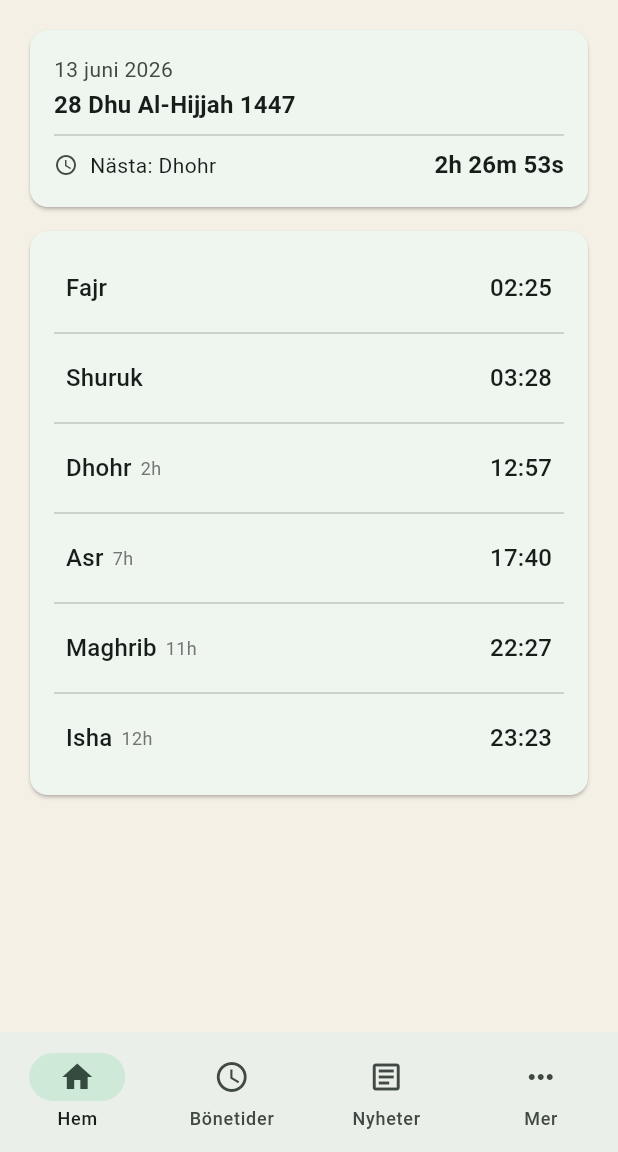
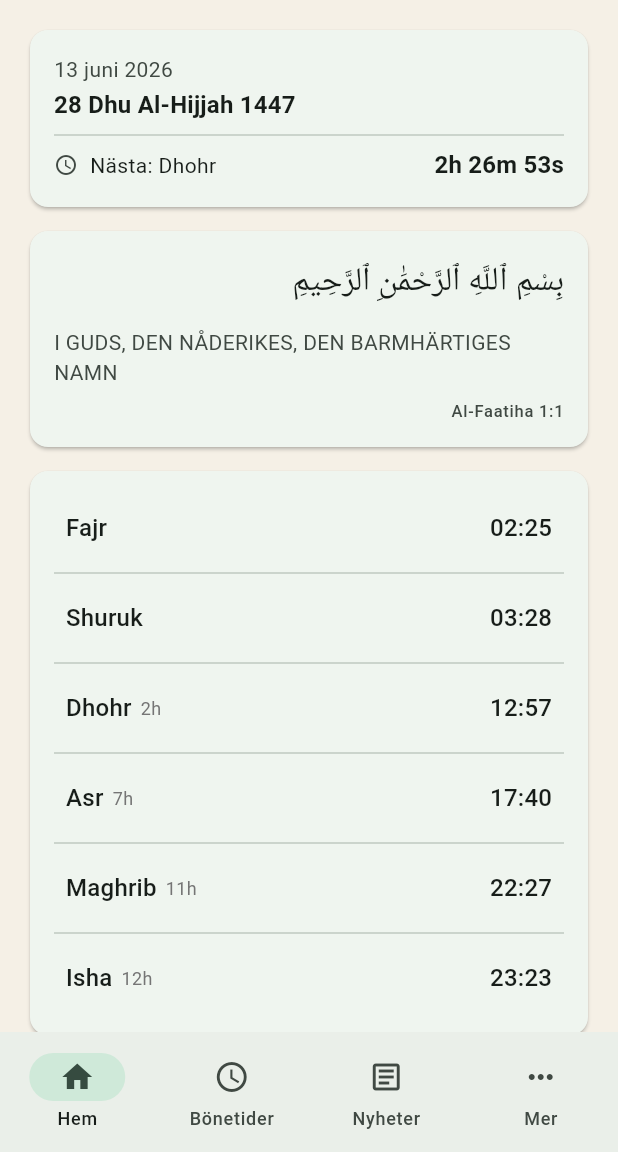
Before and after one commit to Mhdtarek/Soderhamns-moske-ny, a Flutter app: the screen it shows after launch, on a phone screen of 412 x 824 dp, the part 84-1236 px from its top. Run offline on Flutter 3.47's test engine with Material 3 defaults, Android fonts, the phone set to English and light mode, and no system bars; our stand-ins replace dio, flutter_riverpod, freezed_annotation, go_router, hijri, hive_flutter and 1 more; accounts and stored records are empty; generated files the repository leaves out were written again; network calls fail.

Commit message:
Ayah on homepage implemented correct #7

```diff
--- /dev/null
+++ b/assets/ayah/fallback.json
@@ -0,0 +1,10 @@
+{
+  "number": 1,
+  "surahNumber": 1,
+  "surahName": "الفاتحة",
+  "surahEnglishName": "Al-Faatiha",
+  "numberInSurah": 1,
+  "arabicText": "بِسْمِ ٱللَّهِ ٱلرَّحْمَٰنِ ٱلرَّحِيمِ",
+  "translation": "I GUDS, DEN NÅDERIKES, DEN BARMHÄRTIGES NAMN",
+  "dateKey": "fallback"
+}
--- /dev/null
+++ b/lib/data/models/ayah.dart
@@ -0,0 +1,20 @@
+import 'package:freezed_annotation/freezed_annotation.dart';
+
+part 'ayah.freezed.dart';
+part 'ayah.g.dart';
+
+@freezed
+class Ayah with _$Ayah {
+  const factory Ayah({
+    @JsonKey(name: 'number') required int number,
+    @JsonKey(name: 'surahNumber') required int surahNumber,
+    @JsonKey(name: 'surahName') required String surahName,
+    @JsonKey(name: 'surahEnglishName') required String surahEnglishName,
+    @JsonKey(name: 'numberInSurah') required int numberInSurah,
+    @JsonKey(name: 'arabicText') required String arabicText,
+    @JsonKey(name: 'translation') required String translation,
+    @JsonKey(name: 'dateKey') required String dateKey,
+  }) = _Ayah;
+
+  factory Ayah.fromJson(Map<String, dynamic> json) => _$AyahFromJson(json);
+}
--- /dev/null
+++ b/lib/features/ayah/providers/ayah_providers.dart
@@ -0,0 +1,31 @@
+import 'package:flutter_riverpod/flutter_riverpod.dart';
+import 'package:soderhamns_moske_app/data/datasources/local/ayah_local_ds.dart';
+import 'package:soderhamns_moske_app/data/datasources/remote/ayah_remote_ds.dart';
+import 'package:soderhamns_moske_app/data/models/ayah.dart';
+import 'package:soderhamns_moske_app/data/repositories/ayah_repository.dart';
+
+final ayahLocalDsProvider = Provider<AyahLocalDs>((ref) {
+  return AyahLocalDs();
+});
+
+final ayahRemoteDsProvider = Provider<AyahRemoteDs>((ref) {
+  return AyahRemoteDs();
+});
+
+final ayahRepositoryProvider = Provider<AyahRepository>((ref) {
+  return AyahRepository(
+    local: ref.watch(ayahLocalDsProvider),
+    remote: ref.watch(ayahRemoteDsProvider),
+  );
+});
+
+final dailyAyahProvider = FutureProvider<Ayah>((ref) async {
+  final repo = ref.watch(ayahRepositoryProvider);
+  try {
+    return await repo.syncIfNeeded();
+  } catch (_) {
+    final cached = repo.getDailyAyah();
+    if (cached != null) return cached;
+    rethrow;
+  }
+});
--- a/lib/features/home/presentation/home_screen.dart
+++ b/lib/features/home/presentation/home_screen.dart
@@ -5,7 +5,9 @@ import 'package:flutter_riverpod/flutter_riverpod.dart';
 import 'package:soderhamns_moske_app/core/theme/app_colors.dart';
 import 'package:soderhamns_moske_app/features/prayer_times/providers/prayer_times_providers.dart';
 import 'package:soderhamns_moske_app/features/home/providers/home_providers.dart';
+import 'package:soderhamns_moske_app/data/models/ayah.dart';
 import 'package:soderhamns_moske_app/data/models/next_prayer_countdown.dart';
+import 'package:soderhamns_moske_app/features/ayah/providers/ayah_providers.dart';
 import 'package:soderhamns_moske_app/shared/widgets/prayer_times_card.dart';
 
 class HomeScreen extends ConsumerStatefulWidget {
@@ -53,6 +55,7 @@ class _HomeScreenState extends ConsumerState<HomeScreen> {
     final hijriDate = ref.watch(hijriDateProvider);
     final gregorianDate = ref.watch(gregorianDateProvider);
     final countdown = ref.watch(nextPrayerCountdownProvider);
+    final dailyAyah = ref.watch(dailyAyahProvider);
     final todayTimes = ref.watch(todayPrayerTimesProvider);
 
     return Scaffold(
@@ -67,6 +70,26 @@ class _HomeScreenState extends ConsumerState<HomeScreen> {
                 countdown: countdown,
                 hijriDate: hijriDate,
                 gregorianDate: gregorianDate,
+              ),
+            ),
+          ),
+          const SizedBox(height: 8),
+          Card(
+            child: Padding(
+              padding: const EdgeInsets.all(16),
+              child: dailyAyah.when(
+                loading: () => const SizedBox(
+                  height: 60,
+                  child: Center(
+                    child: SizedBox(
+                      width: 16,
+                      height: 16,
+                      child: CircularProgressIndicator(strokeWidth: 2),
+                    ),
+                  ),
+                ),
+                error: (e, _) => _buildAyahFallback(),
+                data: (ayah) => _buildAyahContent(ayah),
               ),
             ),
           ),
@@ -87,6 +110,63 @@ class _HomeScreenState extends ConsumerState<HomeScreen> {
           ),
         ],
       ),
+    );
+  }
+
+  Widget _buildAyahContent(Ayah ayah) {
+    final theme = Theme.of(context);
+    return Directionality(
+      textDirection: TextDirection.rtl,
+      child: Column(
+        crossAxisAlignment: CrossAxisAlignment.start,
+        children: [
+          Text(
+            ayah.arabicText,
+            style: theme.textTheme.titleLarge?.copyWith(
+              height: 1.6,
+            ),
+            textAlign: TextAlign.right,
+          ),
+          const SizedBox(height: 12),
+          Directionality(
+            textDirection: TextDirection.ltr,
+            child: Text(
+              ayah.translation,
+              style: theme.textTheme.bodyMedium?.copyWith(
+                color: theme.colorScheme.onSurfaceVariant,
+                height: 1.4,
+              ),
+            ),
+          ),
+          const SizedBox(height: 8),
+          Directionality(
+            textDirection: TextDirection.ltr,
+            child: Text(
+              '${ayah.surahEnglishName} ${ayah.surahNumber}:${ayah.numberInSurah}',
+              style: theme.textTheme.labelSmall?.copyWith(
+                color: theme.colorScheme.onSurfaceVariant,
+              ),
+            ),
+          ),
+        ],
+      ),
+    );
+  }
+
+  Widget _buildAyahFallback() {
+    final theme = Theme.of(context);
+    return Column(
+      crossAxisAlignment: CrossAxisAlignment.start,
+      children: [
+        Text(
+          'Dagens vers',
+          style: theme.textTheme.labelSmall?.copyWith(
+            color: theme.colorScheme.onSurfaceVariant,
+          ),
+        ),
+        const SizedBox(height: 4),
+        Text('Kunde inte ladda dagens vers'),
+      ],
     );
   }
 }
--- a/pubspec.yaml
+++ b/pubspec.yaml
@@ -59,3 +59,4 @@ flutter:
 
   assets:
     - assets/prayer_times/
+    - assets/ayah/
```
Also changed, not shown: lib/data/datasources/local/ayah_local_ds.dart (added, +49 -0 lines), lib/data/datasources/remote/ayah_remote_ds.dart (added, +55 -0 lines), lib/data/repositories/ayah_repository.dart (added, +35 -0 lines), lib/main.dart (+11 -4 lines).
